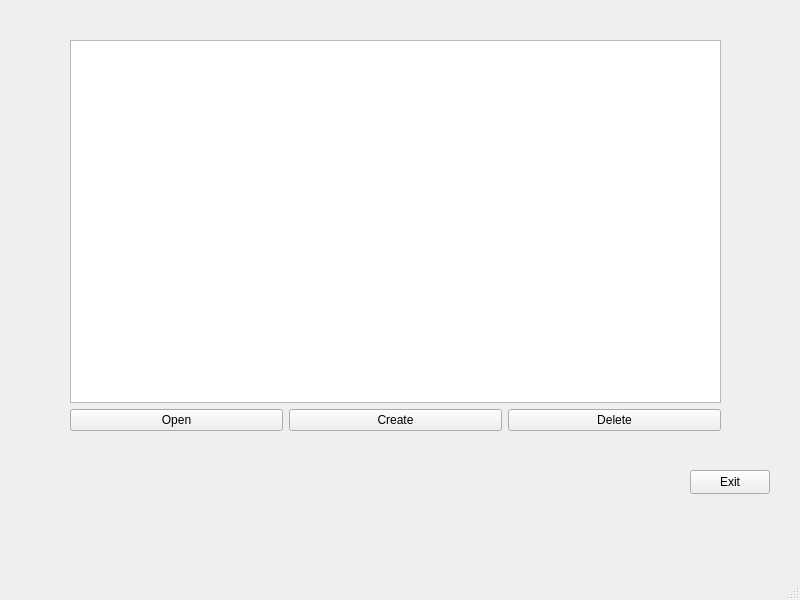
Above: UI/w_decklist/decklist.ui from Saigz/task_tracker_qt before the change. Below: the same form after it.
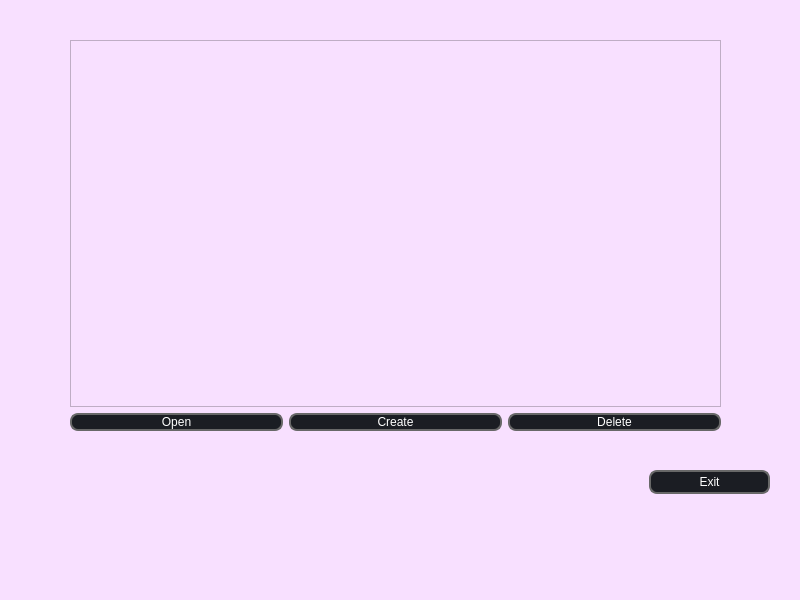
That is the form after the change.

Patch:
```diff
--- a/UI/w_decklist/decklist.ui
+++ b/UI/w_decklist/decklist.ui
@@ -13,6 +13,9 @@
   <property name="windowTitle">
    <string>MainWindow</string>
   </property>
+  <property name="styleSheet">
+   <string notr="true">background-color: rgb(248, 224, 255);</string>
+  </property>
   <widget class="QWidget" name="centralwidget">
    <widget class="QWidget" name="verticalLayoutWidget">
     <property name="geometry">
@@ -31,6 +34,25 @@
       <layout class="QHBoxLayout" name="horizontalLayout">
        <item>
         <widget class="QPushButton" name="btn_Open">
+         <property name="styleSheet">
+          <string notr="true">QPushButton {
+	border: 2px solid rgb(104, 104, 104);
+	border-radius: 8px;
+	padding-left: auto;
+    padding-right: auto;
+	color: rgb(255, 255, 255);
+	background-color: rgb(27, 29, 35);
+	font: 600 12pt &quot;Montserrat SemiBold&quot;;
+}
+QPushButton:hover {
+	border: 2px solid rgb(85, 170, 255);
+	background-color: rgb(43, 45, 56);
+}
+QPushButton:focus {
+	border: 2px solid rgb(48, 50, 62);
+}
+</string>
+         </property>
          <property name="text">
           <string>Open</string>
          </property>
@@ -38,6 +60,25 @@
        </item>
        <item>
         <widget class="QPushButton" name="btn_Create">
+         <property name="styleSheet">
+          <string notr="true">QPushButton {
+	border: 2px solid rgb(104, 104, 104);
+	border-radius: 8px;
+	padding-left: auto;
+    padding-right: auto;
+	color: rgb(255, 255, 255);
+	background-color: rgb(27, 29, 35);
+	font: 600 12pt &quot;Montserrat SemiBold&quot;;
+}
+QPushButton:hover {
+	border: 2px solid rgb(85, 170, 255);
+	background-color: rgb(43, 45, 56);
+}
+QPushButton:focus {
+	border: 2px solid rgb(48, 50, 62);
+}
+</string>
+         </property>
          <property name="text">
           <string>Create</string>
          </property>
@@ -45,6 +86,25 @@
        </item>
        <item>
         <widget class="QPushButton" name="btn_Delete">
+         <property name="styleSheet">
+          <string notr="true">QPushButton {
+	border: 2px solid rgb(104, 104, 104);
+	border-radius: 8px;
+	padding-left: auto;
+    padding-right: auto;
+	color: rgb(255, 255, 255);
+	background-color: rgb(27, 29, 35);
+	font: 600 12pt &quot;Montserrat SemiBold&quot;;
+}
+QPushButton:hover {
+	border: 2px solid rgb(85, 170, 255);
+	background-color: rgb(43, 45, 56);
+}
+QPushButton:focus {
+	border: 2px solid rgb(48, 50, 62);
+}
+</string>
+         </property>
          <property name="text">
           <string>Delete</string>
          </property>
@@ -57,12 +117,31 @@
    <widget class="QPushButton" name="btn_Exit">
     <property name="geometry">
      <rect>
-      <x>690</x>
+      <x>649</x>
       <y>470</y>
-      <width>80</width>
+      <width>121</width>
       <height>24</height>
      </rect>
     </property>
+    <property name="styleSheet">
+     <string notr="true">QPushButton {
+	border: 2px solid rgb(104, 104, 104);
+	border-radius: 8px;
+	padding-left: auto;
+    padding-right: auto;
+	color: rgb(255, 255, 255);
+	background-color: rgb(27, 29, 35);
+	font: 600 12pt &quot;Montserrat SemiBold&quot;;
+}
+QPushButton:hover {
+	border: 2px solid rgb(85, 170, 255);
+	background-color: rgb(43, 45, 56);
+}
+QPushButton:focus {
+	border: 2px solid rgb(48, 50, 62);
+}
+</string>
+    </property>
     <property name="text">
      <string>Exit</string>
     </property>
```
